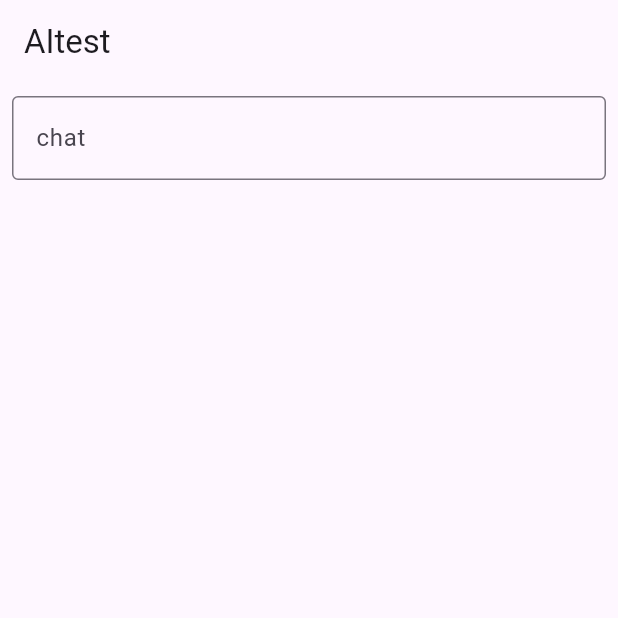
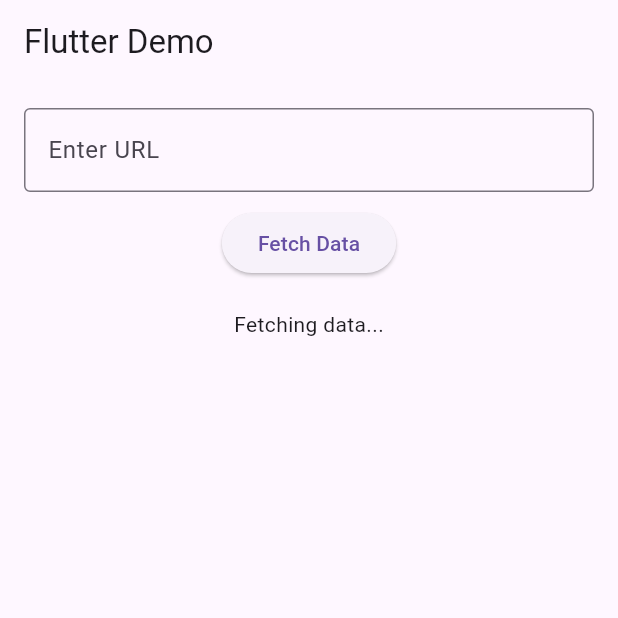
Before and after one commit to banblock/PJ_RMEAL, a Flutter app: the screen it shows after launch, on a phone screen of 412 x 824 dp, the top half of it. Run offline on Flutter 3.47's test engine with Material 3 defaults, Android fonts, the phone set to English and light mode, and no system bars; missing offline and left inert: beautiful_soup_dart.

Commit message:
crawling Sample Init

```diff
--- a/lib/main.dart
+++ b/lib/main.dart
@@ -1,9 +1,11 @@
 //import 'dart:ffi';
 
 import 'package:flutter/material.dart';
+import 'package:pj_rmeal/src/webCrawling/crawling.dart';
 
 void main() {
-  runApp(const MyApp());
+  runApp(CrawlSample());
+  //runApp(const MyApp());
 }
 
 class MyApp extends StatelessWidget {
--- /dev/null
+++ b/lib/src/webCrawling/crawling.dart
@@ -0,0 +1,127 @@
+import 'package:flutter/material.dart';
+import 'package:http/http.dart' as http;
+import 'package:beautiful_soup_dart/beautiful_soup.dart';
+import 'dart:convert';
+
+class CrawlSample extends StatelessWidget {
+  @override
+  Widget build(BuildContext context) {
+    return MaterialApp(
+      title: 'Flutter Demo',
+      theme: ThemeData(
+        primarySwatch: Colors.blue,
+      ),
+      home: CrawlSamplePage(),
+    );
+  }
+}
+
+class CrawlSamplePage extends StatefulWidget {
+  @override
+  _CrawlSamplePageState createState() => _CrawlSamplePageState();
+}
+
+class _CrawlSamplePageState extends State<CrawlSamplePage> {
+  String _content = "Fetching data...";
+  TextEditingController _urlController = TextEditingController();
+
+  @override
+  void initState() {
+    super.initState();
+  }
+
+  void fetchSample(String url) async {
+    try {
+      // URL 설정
+      final uri = Uri.parse(url);
+
+      // HTTP GET 요청 보내기
+      final response = await http.get(uri);
+
+      // 응답 상태 코드 출력
+      print('Response status: ${response.statusCode}');
+
+      // 응답 상태 코드가 200(OK)인지 확인
+      if (response.statusCode == 200) {
+        // HTML 파싱
+        final soup = BeautifulSoup(response.body);
+
+        // <script type="application/ld+json"> 태그 찾기
+        final scriptTag = soup.find('script', attrs: {'type': 'application/ld+json'});
+        String jsonData = 'No JSON data found';
+        if (scriptTag != null) {
+          jsonData = scriptTag.text;
+        }
+
+        // JSON 데이터 파싱
+        var data;
+        try {
+          data = json.decode(jsonData);
+
+          // 필요한 부분만 추출
+          var extractedData = {
+            'name': data['name'],
+            'recipeIngredient': data['recipeIngredient'],
+            'recipeInstructions': data['recipeInstructions'].map((instruction) => instruction['text']).toList(),
+          };
+
+          // 아름답게 JSON 문자열로 변환 최종 JSON 결과물
+          String prettyJson = JsonEncoder.withIndent('  ').convert(extractedData);
+
+          setState(() {
+            _content = prettyJson;
+          });
+        } catch (e) {
+          setState(() {
+            _content = 'Error parsing JSON: $e';
+          });
+        }
+      } else {
+        setState(() {
+          _content = 'Failed to load page: ${response.statusCode}';
+        });
+      }
+    } catch (e) {
+      print('Error: $e');
+      setState(() {
+        _content = 'An error occurred: $e';
+      });
+    }
+  }
+
+  @override
+  Widget build(BuildContext context) {
+    return Scaffold(
+      appBar: AppBar(
+        title: Text('Flutter Demo'),
+      ),
+      body: Padding(
+        padding: const EdgeInsets.all(16.0),
+        child: Column(
+          children: [
+            TextField(
+              controller: _urlController,
+              decoration: InputDecoration(
+                labelText: 'Enter URL',
+                border: OutlineInputBorder(),
+              ),
+            ),
+            SizedBox(height: 10),
+            ElevatedButton(
+              onPressed: () {
+                fetchSample(_urlController.text);
+              },
+              child: Text('Fetch Data'),
+            ),
+            SizedBox(height: 20),
+            Expanded(
+              child: SingleChildScrollView(
+                child: Text(_content),
+              ),
+            ),
+          ],
+        ),
+      ),
+    );
+  }
+}
--- a/pubspec.yaml
+++ b/pubspec.yaml
@@ -30,6 +30,9 @@ environment:
 dependencies:
   flutter:
     sdk: flutter
+  http: ^0.13.3
+  beautiful_soup_dart: ^0.3.0
+  path_provider: ^2.0.9
 
 
   # The following adds the Cupertino Icons font to your application.
```
Also changed, not shown: pubspec.lock, 1 other file.
